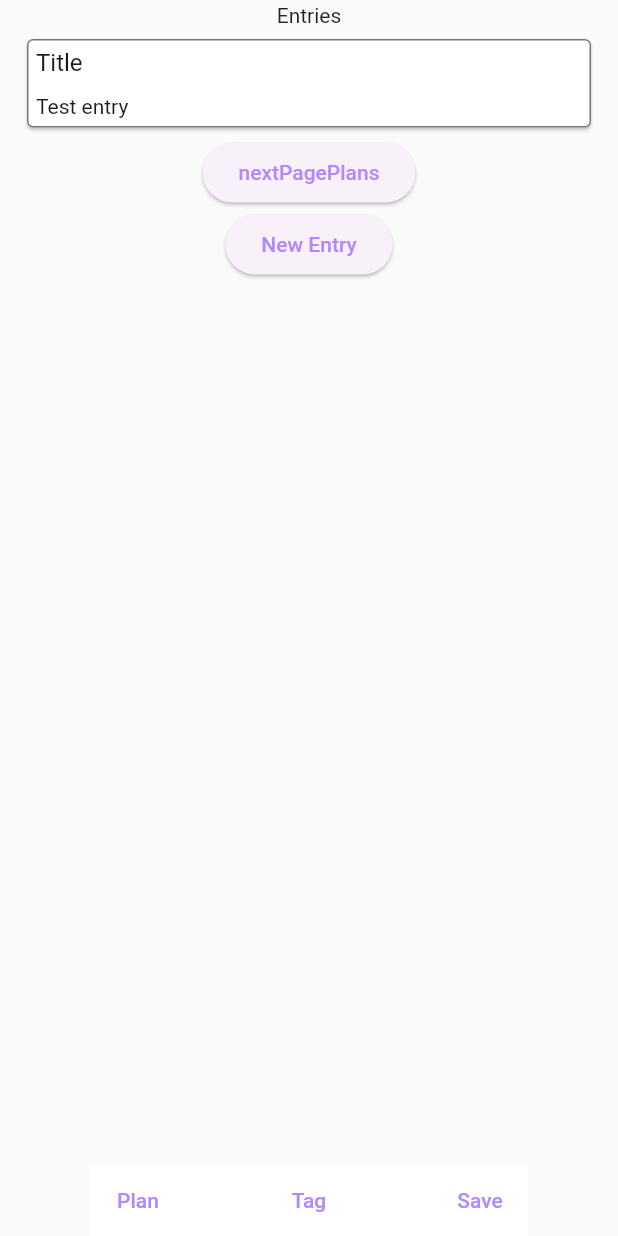
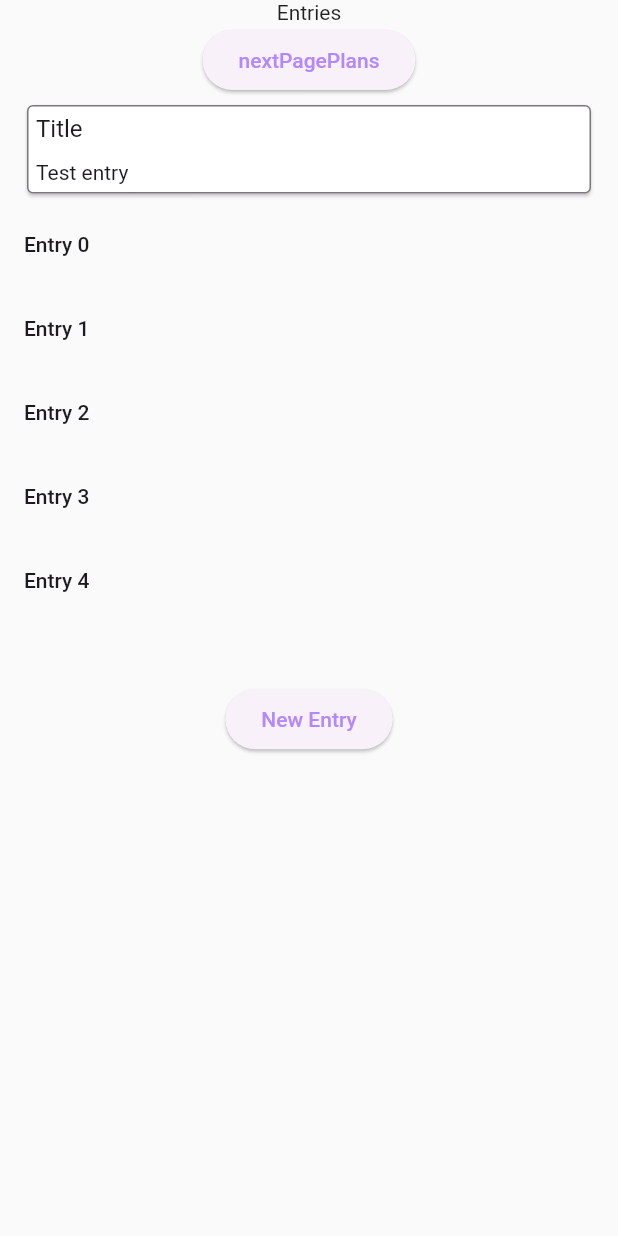
Before and after one commit to Cooljawty/PocketTherapist, a Flutter app: the EntriesPage screen opened directly, on a phone screen of 412 x 824 dp. Run offline on Flutter 3.47's test engine with Material 2 defaults, Android fonts, the phone set to English and light mode, and no system bars; our stand-ins replace file, file_picker.

Commit message:
Merged some changes with main, entries not going into Dismissable yet, doesn't seem to be working right

```diff
--- a/app/lib/pages/entries.dart
+++ b/app/lib/pages/entries.dart
@@ -1,20 +1,19 @@
-import 'package:app/pages/new_entry.dart';
 import 'package:app/pages/plans.dart';
+import 'package:flutter/material.dart';
 import 'package:app/pages/entry.dart';
-
-import 'package:flutter/material.dart';
+import 'new_entry.dart';
 
 class EntriesPage extends StatefulWidget {
+  static Route<dynamic> route() {
+    return MaterialPageRoute(builder: (context) => EntriesPage());
+  }
+
   final List<JournalEntry> entries = [
     JournalEntry(
         title: "Title",
         entryText: "Test entry\nthis text should not be in preview"
     ),
   ];
-
-  static Route<dynamic> route() {
-    return MaterialPageRoute(builder: (context) => EntriesPage());
-  }
 
   EntriesPage({super.key});
 
@@ -23,17 +22,22 @@ class EntriesPage extends StatefulWidget {
 }
 
 class _EntriesPageState extends State<EntriesPage> {
+  //Generated list of strings
+  final items = List<String>.generate(5, (i) => 'Entry $i');
+
   @override
   Widget build(BuildContext context) {
     return Scaffold(
         body: SafeArea(
           child: Column(
             children: [
-              Container(
-								padding: const EdgeInsets.all(2),
-								child: const Text('Entries'),
-							),
-
+              const Text('Entries'),
+              ElevatedButton(
+                  onPressed: () {
+                    Navigator.of(context).pushReplacement(PlansPage.route());
+                  },
+                  child: const Text('nextPagePlans')),
+              //holds the list of entries
               // List of entries
               ListView.builder(
                 shrinkWrap: true,
@@ -41,15 +45,45 @@ class _EntriesPageState extends State<EntriesPage> {
                 itemBuilder: (context, index) => widget.entries[index].asDisplayCard(),
               ),
 
-              // Temporary navigation button
-							ElevatedButton(
-								onPressed: () {
-									Navigator.of(context).pushReplacement(PlansPage.route());
+              Expanded(
+                  child: ListView.builder(
+                    itemCount: items.length,
+                    /*prototypeItem: ListTile(
+                  title: Text(items.first),
+                ),*/
+                    itemBuilder: (context, index) {
+                      final item = items[index];
+
+                      return Dismissible(
+                        // Each Dismissible must contain a Key. Keys allow Flutter to
+                        // uniquely identify widgets.
+                        key: Key(item),
+                        //prevents right swipes
+                        direction: DismissDirection.endToStart,
+
+                        // Provide a function that tells the app
+                        // what to do after an item has been swiped away.
+                        onDismissed: (direction) {
+                          // Remove the item from the data source.
+                          setState(() {
+                            items.removeAt(index);
+                          });
+
+                          // Then show a snackbar.
+                          ScaffoldMessenger.of(context)
+                              .showSnackBar(SnackBar(content: Text('$item dismissed')));
                         },
-								child: const Text('nextPagePlans')
+                        // Show a red background as the item is swiped away.
+                        background:
+                        Container(color: Theme.of(context).colorScheme.primary),
+                        child: ListTile(
+                          title: Text(item),
                         ),
-
-              // Button to add a new Entry
+                      );
+                    },
+                  )
+                //ListViewBuilder(),
+              ),
               ElevatedButton(
                   onPressed: () {
                     makeNewEntry();
@@ -59,11 +93,6 @@ class _EntriesPageState extends State<EntriesPage> {
               ),
               //box SizedBox keeps the plan, tag, and save buttons on the bottom.
               const Expanded(child: SizedBox(height: 1)),
-							//Row for overflow widget
-							const Row(
-								mainAxisAlignment: MainAxisAlignment.spaceEvenly,
-								children: [Bar()],
-							),
 
 
             ],
```
Also changed, not shown: 1 other file. Lines whose indentation alone changed are shown as unchanged.
